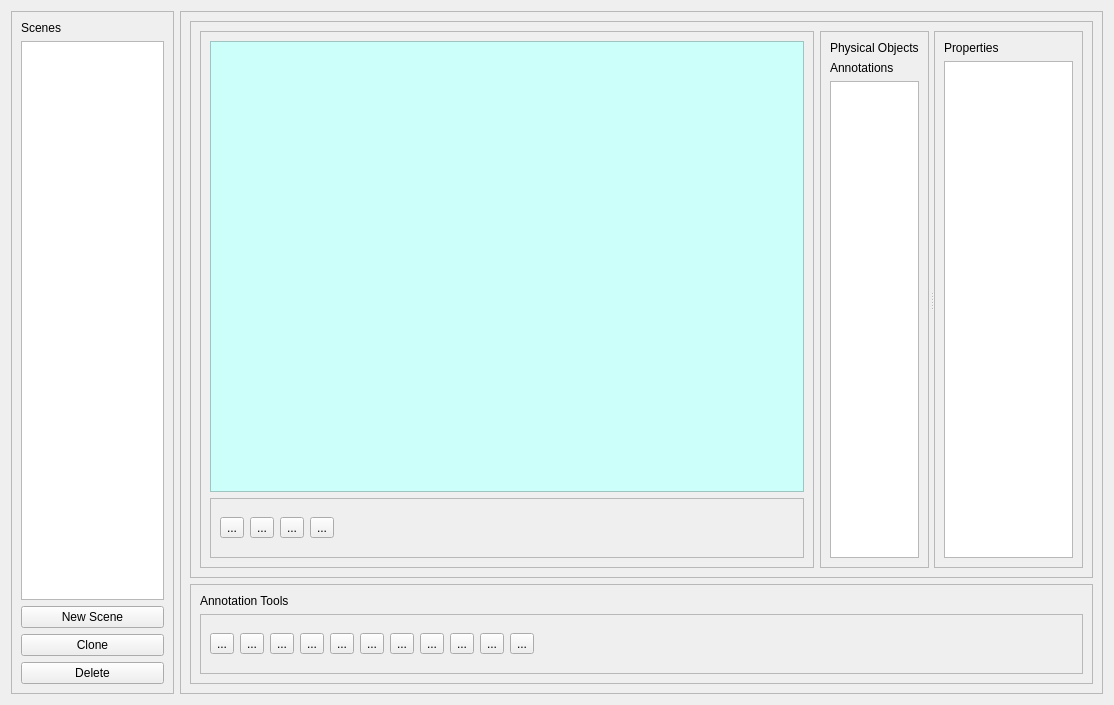
The window that isar/ui/scene_definition.ui (zardosht/isar) describes before a commit, drawn with Qt 5.
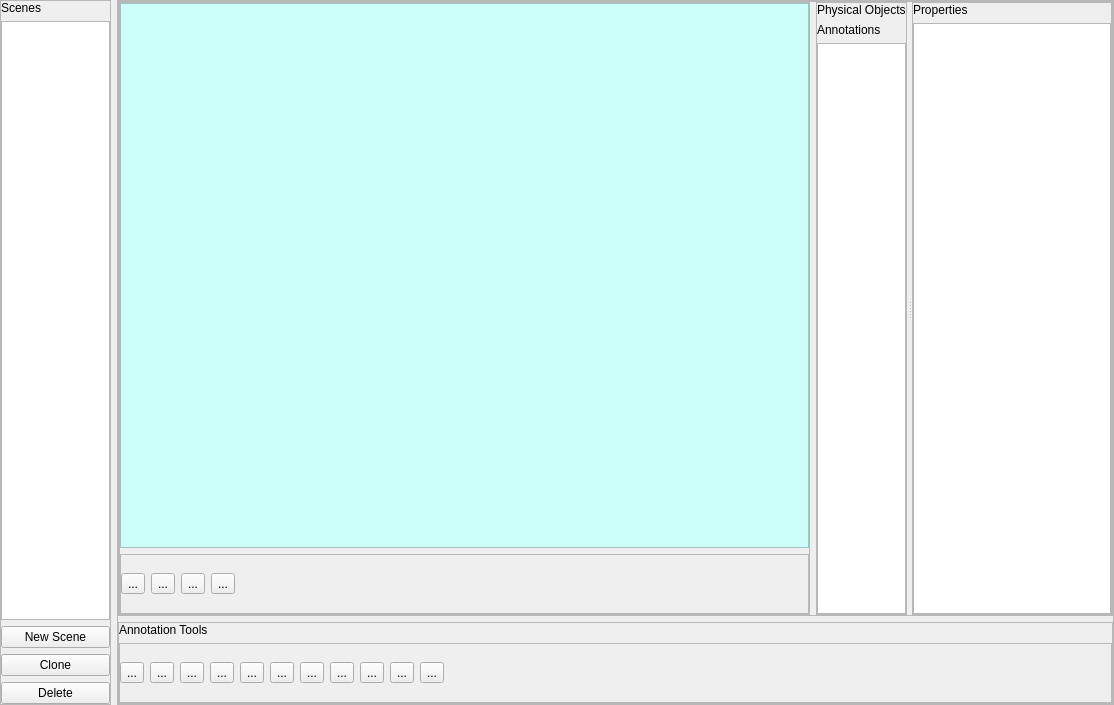
The same window after the commit. Icons and pictures are not drawn.

Commit message: - removed margines from UI - prevent the dialog to be closed when Escape is pressed

What changed in the file:
```diff
--- a/isar/ui/scene_definition.ui
+++ b/isar/ui/scene_definition.ui
@@ -14,11 +14,23 @@
    <string>Form</string>
   </property>
   <layout class="QHBoxLayout" name="horizontalLayout">
+   <property name="leftMargin">
+    <number>0</number>
+   </property>
+   <property name="topMargin">
+    <number>0</number>
+   </property>
+   <property name="rightMargin">
+    <number>0</number>
+   </property>
+   <property name="bottomMargin">
+    <number>0</number>
+   </property>
    <item>
     <widget class="QFrame" name="frame_1">
      <property name="sizePolicy">
       <sizepolicy hsizetype="Preferred" vsizetype="Preferred">
-       <horstretch>15</horstretch>
+       <horstretch>10</horstretch>
        <verstretch>0</verstretch>
       </sizepolicy>
      </property>
@@ -35,6 +47,18 @@
       <enum>QFrame::Raised</enum>
      </property>
      <layout class="QVBoxLayout" name="verticalLayout_2">
+      <property name="leftMargin">
+       <number>0</number>
+      </property>
+      <property name="topMargin">
+       <number>0</number>
+      </property>
+      <property name="rightMargin">
+       <number>0</number>
+      </property>
+      <property name="bottomMargin">
+       <number>0</number>
+      </property>
       <item>
        <widget class="QLabel" name="label_2">
         <property name="text">
@@ -73,7 +97,7 @@
     <widget class="QFrame" name="frame_2">
      <property name="sizePolicy">
       <sizepolicy hsizetype="Preferred" vsizetype="Preferred">
-       <horstretch>85</horstretch>
+       <horstretch>90</horstretch>
        <verstretch>0</verstretch>
       </sizepolicy>
      </property>
@@ -90,6 +114,18 @@
       <enum>QFrame::Raised</enum>
      </property>
      <layout class="QVBoxLayout" name="verticalLayout">
+      <property name="leftMargin">
+       <number>0</number>
+      </property>
+      <property name="topMargin">
+       <number>0</number>
+      </property>
+      <property name="rightMargin">
+       <number>0</number>
+      </property>
+      <property name="bottomMargin">
+       <number>0</number>
+      </property>
       <item>
        <widget class="QFrame" name="frame_3">
         <property name="sizePolicy">
@@ -105,6 +141,18 @@
          <enum>QFrame::Raised</enum>
         </property>
         <layout class="QHBoxLayout" name="horizontalLayout_2">
+         <property name="leftMargin">
+          <number>0</number>
+         </property>
+         <property name="topMargin">
+          <number>0</number>
+         </property>
+         <property name="rightMargin">
+          <number>0</number>
+         </property>
+         <property name="bottomMargin">
+          <number>0</number>
+         </property>
          <item>
           <widget class="QFrame" name="camers_view_frame">
            <property name="sizePolicy">
@@ -126,6 +174,18 @@
             <enum>QFrame::Raised</enum>
            </property>
            <layout class="QVBoxLayout" name="verticalLayout_6">
+            <property name="leftMargin">
+             <number>0</number>
+            </property>
+            <property name="topMargin">
+             <number>0</number>
+            </property>
+            <property name="rightMargin">
+             <number>0</number>
+            </property>
+            <property name="bottomMargin">
+             <number>0</number>
+            </property>
             <item>
              <widget class="QFrame" name="camera_view_container">
               <property name="styleSheet">
@@ -160,6 +220,18 @@
                <enum>QFrame::Raised</enum>
               </property>
               <layout class="QHBoxLayout" name="horizontalLayout_4">
+               <property name="leftMargin">
+                <number>0</number>
+               </property>
+               <property name="topMargin">
+                <number>0</number>
+               </property>
+               <property name="rightMargin">
+                <number>0</number>
+               </property>
+               <property name="bottomMargin">
+                <number>0</number>
+               </property>
                <item>
                 <widget class="QToolButton" name="select_btn">
                  <property name="text">
@@ -252,7 +324,7 @@
            <widget class="QFrame" name="objects_view_frame">
             <property name="sizePolicy">
              <sizepolicy hsizetype="Preferred" vsizetype="Preferred">
-              <horstretch>40</horstretch>
+              <horstretch>30</horstretch>
               <verstretch>0</verstretch>
              </sizepolicy>
             </property>
@@ -269,6 +341,18 @@
              <enum>QFrame::Raised</enum>
             </property>
             <layout class="QVBoxLayout" name="verticalLayout_4">
+             <property name="leftMargin">
+              <number>0</number>
+             </property>
+             <property name="topMargin">
+              <number>0</number>
+             </property>
+             <property name="rightMargin">
+              <number>0</number>
+             </property>
+             <property name="bottomMargin">
+              <number>0</number>
+             </property>
              <item>
               <widget class="QLabel" name="label_3">
                <property name="text">
@@ -291,7 +375,7 @@
            <widget class="QFrame" name="properties_view_frame">
             <property name="sizePolicy">
              <sizepolicy hsizetype="Preferred" vsizetype="Preferred">
-              <horstretch>60</horstretch>
+              <horstretch>70</horstretch>
               <verstretch>0</verstretch>
              </sizepolicy>
             </property>
@@ -302,6 +386,18 @@
              <enum>QFrame::Raised</enum>
             </property>
             <layout class="QVBoxLayout" name="verticalLayout_5">
+             <property name="leftMargin">
+              <number>0</number>
+             </property>
+             <property name="topMargin">
+              <number>0</number>
+             </property>
+             <property name="rightMargin">
+              <number>0</number>
+             </property>
+             <property name="bottomMargin">
+              <number>0</number>
+             </property>
              <item>
               <widget class="QLabel" name="label_4">
                <property name="text">
@@ -338,6 +434,18 @@
          <enum>QFrame::Raised</enum>
         </property>
         <layout class="QVBoxLayout" name="verticalLayout_3">
+         <property name="leftMargin">
+          <number>0</number>
+         </property>
+         <property name="topMargin">
+          <number>0</number>
+         </property>
+         <property name="rightMargin">
+          <number>0</number>
+         </property>
+         <property name="bottomMargin">
+          <number>0</number>
+         </property>
          <item>
           <widget class="QLabel" name="label">
            <property name="text">
@@ -361,11 +469,23 @@
              <rect>
               <x>0</x>
               <y>0</y>
-              <width>864</width>
+              <width>985</width>
               <height>58</height>
              </rect>
             </property>
             <layout class="QHBoxLayout" name="horizontalLayout_3">
+             <property name="leftMargin">
+              <number>0</number>
+             </property>
+             <property name="topMargin">
+              <number>0</number>
+             </property>
+             <property name="rightMargin">
+              <number>0</number>
+             </property>
+             <property name="bottomMargin">
+              <number>0</number>
+             </property>
              <item>
               <widget class="QToolButton" name="text_btn">
                <property name="text">
```
The commit also changes 2 other files.
